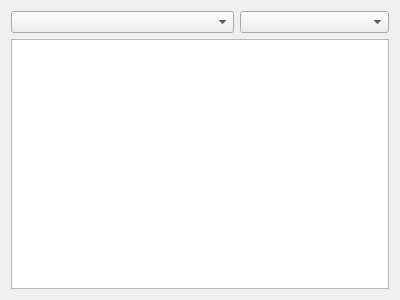
ValveSoftware/vogl, file src/vogleditor/vogleditor_qvertexarrayexplorer.ui: the form before one commit.
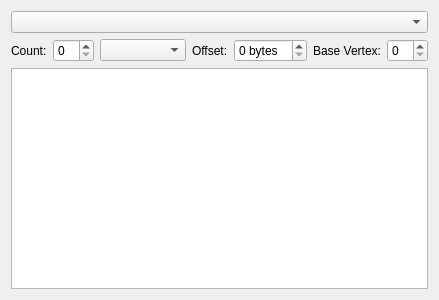
The form after the commit.

```diff
--- a/src/vogleditor/vogleditor_qvertexarrayexplorer.ui
+++ b/src/vogleditor/vogleditor_qvertexarrayexplorer.ui
@@ -6,7 +6,7 @@
    <rect>
     <x>0</x>
     <y>0</y>
-    <width>400</width>
+    <width>439</width>
     <height>300</height>
    </rect>
   </property>
@@ -14,10 +14,30 @@
    <string>Form</string>
   </property>
   <layout class="QVBoxLayout" name="verticalLayout">
+   <item>
+    <widget class="QComboBox" name="vertexArrayComboBox">
+     <property name="sizePolicy">
+      <sizepolicy hsizetype="Preferred" vsizetype="Fixed">
+       <horstretch>2</horstretch>
+       <verstretch>0</verstretch>
+      </sizepolicy>
+     </property>
+    </widget>
+   </item>
    <item>
     <layout class="QHBoxLayout" name="horizontalLayout">
      <item>
-      <widget class="QComboBox" name="vertexArrayComboBox">
+      <widget class="QLabel" name="label_2">
+       <property name="text">
+        <string>Count:</string>
+       </property>
+      </widget>
+     </item>
+     <item>
+      <widget class="QSpinBox" name="countSpinBox"/>
+     </item>
+     <item>
+      <widget class="QComboBox" name="elementTypeComboBox">
        <property name="sizePolicy">
         <sizepolicy hsizetype="Preferred" vsizetype="Fixed">
          <horstretch>3</horstretch>
@@ -27,15 +47,35 @@
       </widget>
      </item>
      <item>
-      <widget class="QComboBox" name="indexTypeComboBox">
-       <property name="sizePolicy">
-        <sizepolicy hsizetype="Preferred" vsizetype="Fixed">
-         <horstretch>2</horstretch>
-         <verstretch>0</verstretch>
-        </sizepolicy>
+      <widget class="QLabel" name="label">
+       <property name="text">
+        <string>Offset:</string>
        </property>
       </widget>
      </item>
+     <item>
+      <widget class="QSpinBox" name="byteOffsetSpinBox">
+       <property name="suffix">
+        <string> bytes</string>
+       </property>
+       <property name="prefix">
+        <string/>
+       </property>
+       <property name="value">
+        <number>0</number>
+       </property>
+      </widget>
+     </item>
+     <item>
+      <widget class="QLabel" name="label_3">
+       <property name="text">
+        <string>Base Vertex:</string>
+       </property>
+      </widget>
+     </item>
+     <item>
+      <widget class="QSpinBox" name="baseVertexSpinBox"/>
+     </item>
     </layout>
    </item>
    <item>
```
